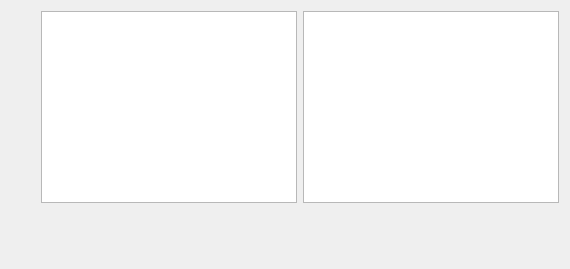
Old version of the form ui/base_ui/InvertionWidget.ui in the repository Ya-Varvara/Normalization.
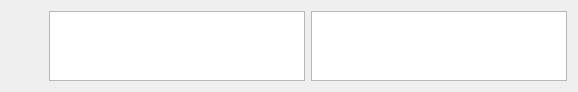
New version of the form.

What changed in the file:
```diff
--- a/ui/base_ui/InvertionWidget.ui
+++ b/ui/base_ui/InvertionWidget.ui
@@ -6,8 +6,8 @@
    <rect>
     <x>0</x>
     <y>0</y>
-    <width>570</width>
-    <height>269</height>
+    <width>578</width>
+    <height>9</height>
    </rect>
   </property>
   <property name="windowTitle">
```
